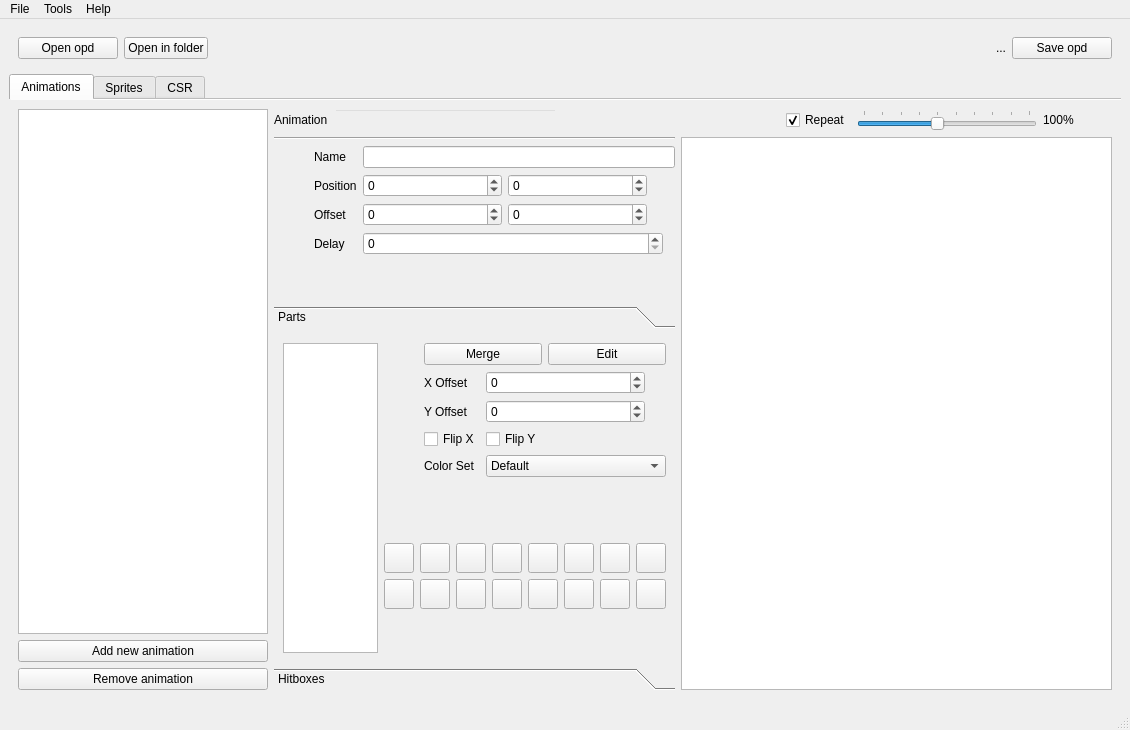
The window that forms/main_window.ui (android172/CVHD-OPD-editor) describes before a commit, drawn with Qt 5.
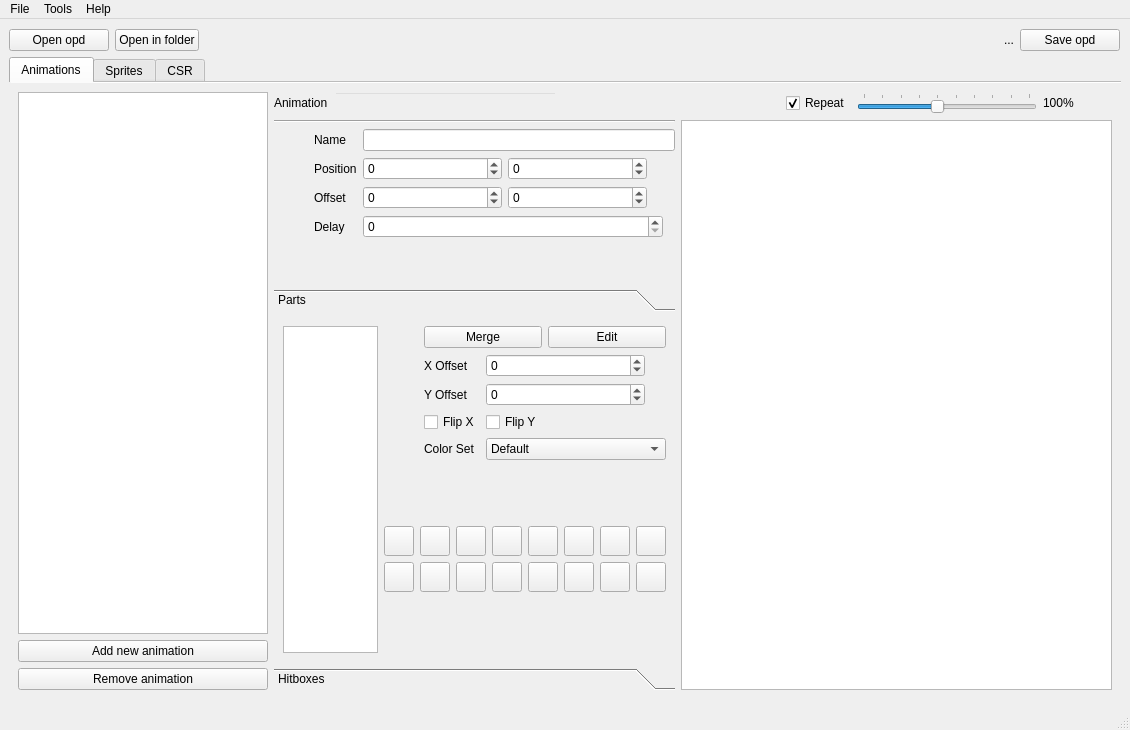
The same window after the commit. Icons and pictures are not drawn. Custom widgets are drawn as their Qt base class.

What changed in the file:
```diff
--- a/forms/main_window.ui
+++ b/forms/main_window.ui
@@ -39,6 +39,18 @@
     <item>
      <widget class="QWidget" name="horizontalWidget" native="true">
       <layout class="QHBoxLayout" name="horizontalLayout_2">
+       <property name="leftMargin">
+        <number>0</number>
+       </property>
+       <property name="topMargin">
+        <number>1</number>
+       </property>
+       <property name="rightMargin">
+        <number>1</number>
+       </property>
+       <property name="bottomMargin">
+        <number>0</number>
+       </property>
        <item>
         <widget class="QPushButton" name="bt_open_opd">
          <property name="minimumSize">
@@ -746,7 +758,7 @@
                      <x>0</x>
                      <y>0</y>
                      <width>405</width>
-                     <height>272</height>
+                     <height>288</height>
                     </rect>
                    </property>
                    <attribute name="label">
```
Left out of the diff: 2 changed lines with no effect on the pictures.
